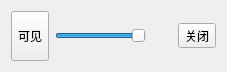
BeQuiet1228/FreeCAD, file src/DataVisualization/3D/ControlerItem.ui: the form before one commit.
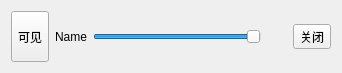
The form after the commit.

Commit message: 调整ui

The edit to the form file:
```diff
--- a/src/DataVisualization/3D/ControlerItem.ui
+++ b/src/DataVisualization/3D/ControlerItem.ui
@@ -6,8 +6,8 @@
    <rect>
     <x>0</x>
     <y>0</y>
-    <width>227</width>
-    <height>72</height>
+    <width>342</width>
+    <height>73</height>
    </rect>
   </property>
   <property name="windowTitle">
@@ -31,6 +31,13 @@
     <layout class="QVBoxLayout" name="verticalLayout">
      <item>
       <layout class="QHBoxLayout" name="horizontalLayout">
+       <item>
+        <widget class="QLabel" name="labelName">
+         <property name="text">
+          <string>Name</string>
+         </property>
+        </widget>
+       </item>
        <item>
         <widget class="QSlider" name="horizontalSlider">
          <property name="maximum">
```
